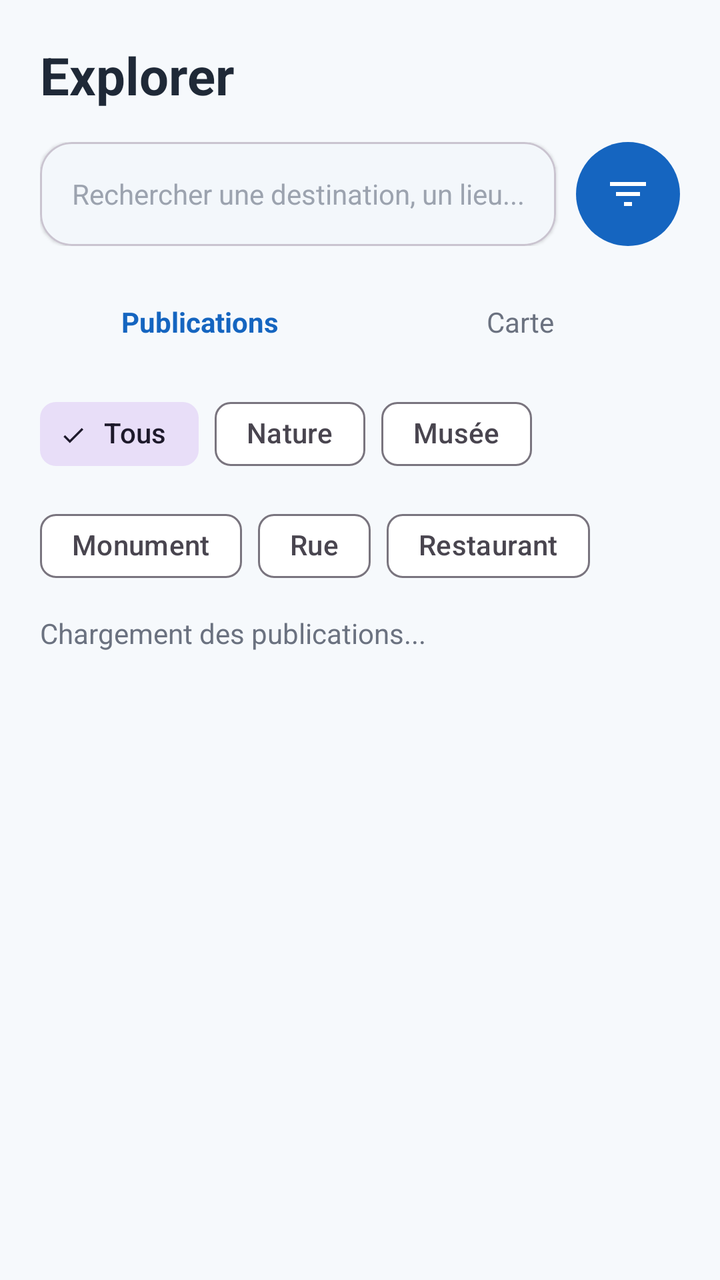
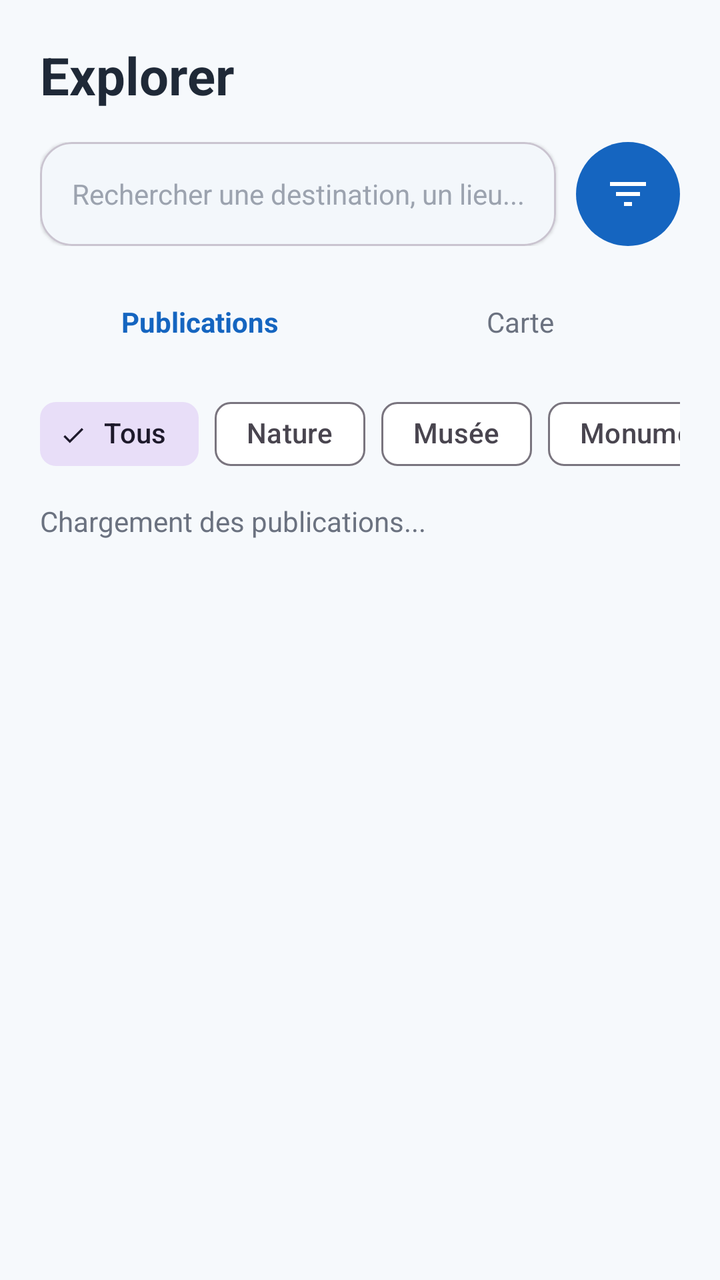

Screens rendered from an Android XML layout before and after an edit, with the pre-edit source and the edit as a unified diff.
<!-- AndroidManifest.xml: application theme Theme.Traveling -->
<!-- res/layout/fragment_search.xml -->
<?xml version="1.0" encoding="utf-8"?>
<LinearLayout xmlns:android="http://schemas.android.com/apk/res/android"
    xmlns:app="http://schemas.android.com/apk/res-auto"
    android:layout_width="match_parent"
    android:layout_height="match_parent"
    android:background="@color/travel_background"
    android:orientation="vertical"
    android:padding="20dp">

    <com.google.android.material.textview.MaterialTextView
        android:layout_width="match_parent"
        android:layout_height="wrap_content"
        android:text="Explorer"
        android:textColor="@color/travel_on_surface"
        android:textSize="26sp"
        android:textStyle="bold" />

    
    <LinearLayout
        android:layout_width="match_parent"
        android:layout_height="52dp"
        android:layout_marginTop="16dp"
        android:gravity="center_vertical"
        android:orientation="horizontal">

        <com.google.android.material.card.MaterialCardView
            android:layout_width="0dp"
            android:layout_height="match_parent"
            android:layout_weight="1"
            app:cardBackgroundColor="@color/travel_surface"
            app:cardCornerRadius="16dp"
            app:cardElevation="1dp">

            <com.google.android.material.textfield.TextInputEditText
                android:id="@+id/editTextSearch"
                android:layout_width="match_parent"
                android:layout_height="match_parent"
                android:background="@android:color/transparent"
                android:hint="Rechercher une destination, un lieu..."
                android:inputType="text"
                android:maxLines="1"
                android:paddingStart="16dp"
                android:paddingEnd="16dp"
                android:textColor="@color/travel_on_surface"
                android:textColorHint="#9CA3AF"
                android:textSize="14sp" />

        </com.google.android.material.card.MaterialCardView>

        <ImageButton
            android:id="@+id/buttonFilters"
            android:layout_width="52dp"
            android:layout_height="52dp"
            android:layout_marginStart="10dp"
            android:background="@drawable/bg_circle_primary"
            android:contentDescription="Filtres"
            android:padding="14dp"
            android:src="@drawable/ic_filter"
            app:tint="@android:color/white" />

    </LinearLayout>

    
    <LinearLayout
        android:layout_width="match_parent"
        android:layout_height="44dp"
        android:layout_marginTop="16dp"
        android:orientation="horizontal">

        <TextView
            android:id="@+id/tabPublications"
            android:layout_width="0dp"
            android:layout_height="match_parent"
            android:layout_weight="1"
            android:gravity="center"
            android:text="Publications"
            android:textColor="@color/travel_primary"
            android:textStyle="bold" />

        <TextView
            android:id="@+id/tabMap"
            android:layout_width="0dp"
            android:layout_height="match_parent"
            android:layout_weight="1"
            android:gravity="center"
            android:text="Carte"
            android:textColor="#6B7280" />

    </LinearLayout>

    <com.google.android.material.chip.ChipGroup
        android:id="@+id/chipGroupPlaceTypes"
        android:layout_width="match_parent"
        android:layout_height="wrap_content"
        android:layout_marginTop="10dp"
        app:singleSelection="true"
        app:selectionRequired="true">

        <com.google.android.material.chip.Chip
            android:id="@+id/chipAll"
            style="@style/Widget.Material3.Chip.Filter"
            android:layout_width="wrap_content"
            android:layout_height="wrap_content"
            android:checked="true"
            android:text="Tous" />

        <com.google.android.material.chip.Chip
            android:id="@+id/chipNature"
            style="@style/Widget.Material3.Chip.Filter"
            android:layout_width="wrap_content"
            android:layout_height="wrap_content"
            android:text="Nature" />

        <com.google.android.material.chip.Chip
            android:id="@+id/chipMuseum"
            style="@style/Widget.Material3.Chip.Filter"
            android:layout_width="wrap_content"
            android:layout_height="wrap_content"
            android:text="Musée" />

        <com.google.android.material.chip.Chip
            android:id="@+id/chipMonument"
            style="@style/Widget.Material3.Chip.Filter"
            android:layout_width="wrap_content"
            android:layout_height="wrap_content"
            android:text="Monument" />

        <com.google.android.material.chip.Chip
            android:id="@+id/chipStreet"
            style="@style/Widget.Material3.Chip.Filter"
            android:layout_width="wrap_content"
            android:layout_height="wrap_content"
            android:text="Rue" />

        <com.google.android.material.chip.Chip
            android:id="@+id/chipRestaurant"
            style="@style/Widget.Material3.Chip.Filter"
            android:layout_width="wrap_content"
            android:layout_height="wrap_content"
            android:text="Restaurant" />

    </com.google.android.material.chip.ChipGroup>

    <TextView
        android:id="@+id/textSearchStatus"
        android:layout_width="match_parent"
        android:layout_height="wrap_content"
        android:layout_marginTop="10dp"
        android:text="Chargement des publications..."
        android:textColor="#6B7280"
        android:textSize="14sp" />

    <androidx.recyclerview.widget.RecyclerView
        android:id="@+id/recyclerSearchPosts"
        android:layout_width="match_parent"
        android:layout_height="0dp"
        android:layout_marginTop="10dp"
        android:layout_weight="1"
        android:clipToPadding="false"
        android:paddingBottom="8dp" />

</LinearLayout>
<!-- resources referenced by this layout -->
<resources>
  <color name="travel_background">#F6F9FC</color>
  <color name="travel_on_surface">#1F2937</color>
  <color name="travel_primary">#1565C0</color>
  <color name="travel_surface">#FFFFFF</color>
  <!-- drawable bg_circle_primary (drawable) -->
  <?xml version="1.0" encoding="utf-8"?>
  <shape xmlns:android="http://schemas.android.com/apk/res/android"
      android:shape="oval">
  
      <solid android:color="@color/travel_primary" />
  
  </shape>
  <!-- drawable ic_filter (drawable) -->
  <vector xmlns:android="http://schemas.android.com/apk/res/android"
      android:width="24dp"
      android:height="24dp"
      android:viewportWidth="24"
      android:viewportHeight="24">
  
      <path
          android:fillColor="@android:color/white"
          android:pathData="M10,18h4v-2h-4v2zM3,6v2h18V6H3zM6,13h12v-2H6v2z" />
  </vector>
  <style name="Theme.Traveling" parent="Base.Theme.Traveling" />
  <style name="Base.Theme.Traveling" parent="Theme.Material3.DayNight.NoActionBar">
          <item name="colorPrimary">@color/travel_primary</item>
          <item name="colorOnPrimary">@color/travel_on_primary</item>
  
          <item name="colorSecondary">@color/travel_secondary</item>
          <item name="colorOnSecondary">@color/travel_on_secondary</item>
  
          <item name="colorTertiary">@color/travel_tertiary</item>
          <item name="colorOnTertiary">@color/travel_on_tertiary</item>
  
          <item name="android:colorBackground">@color/travel_background</item>
          <item name="colorSurface">@color/travel_surface</item>
          <item name="colorOnSurface">@color/travel_on_surface</item>
      </style>
  <color name="travel_on_primary">#FFFFFF</color>
  <color name="travel_secondary">#26A69A</color>
  <color name="travel_on_secondary">#FFFFFF</color>
  <color name="travel_tertiary">#FFB74D</color>
  <color name="travel_on_tertiary">#1F2937</color>
</resources>

<!-- the commit's change to res/layout/fragment_search.xml (unified diff, before → after) -->
@@ -88,58 +88,103 @@
 
     </LinearLayout>
 
-    <com.google.android.material.chip.ChipGroup
-        android:id="@+id/chipGroupPlaceTypes"
+    <HorizontalScrollView
         android:layout_width="match_parent"
         android:layout_height="wrap_content"
         android:layout_marginTop="10dp"
-        app:singleSelection="true"
-        app:selectionRequired="true">
-
-        <com.google.android.material.chip.Chip
-            android:id="@+id/chipAll"
-            style="@style/Widget.Material3.Chip.Filter"
+        android:clipToPadding="false"
+        android:overScrollMode="never"
+        android:scrollbars="none">
+
+        <com.google.android.material.chip.ChipGroup
+            android:id="@+id/chipGroupPlaceTypes"
             android:layout_width="wrap_content"
             android:layout_height="wrap_content"
-            android:checked="true"
-            android:text="Tous" />
-
-        <com.google.android.material.chip.Chip
-            android:id="@+id/chipNature"
-            style="@style/Widget.Material3.Chip.Filter"
-            android:layout_width="wrap_content"
-            android:layout_height="wrap_content"
-            android:text="Nature" />
-
-        <com.google.android.material.chip.Chip
-            android:id="@+id/chipMuseum"
-            style="@style/Widget.Material3.Chip.Filter"
-            android:layout_width="wrap_content"
-            android:layout_height="wrap_content"
-            android:text="Musée" />
-
-        <com.google.android.material.chip.Chip
-            android:id="@+id/chipMonument"
-            style="@style/Widget.Material3.Chip.Filter"
-            android:layout_width="wrap_content"
-            android:layout_height="wrap_content"
-            android:text="Monument" />
-
-        <com.google.android.material.chip.Chip
-            android:id="@+id/chipStreet"
-            style="@style/Widget.Material3.Chip.Filter"
-            android:layout_width="wrap_content"
-            android:layout_height="wrap_content"
-            android:text="Rue" />
-
-        <com.google.android.material.chip.Chip
-            android:id="@+id/chipRestaurant"
-            style="@style/Widget.Material3.Chip.Filter"
-            android:layout_width="wrap_content"
-            android:layout_height="wrap_content"
-            android:text="Restaurant" />
-
-    </com.google.android.material.chip.ChipGroup>
+            app:singleLine="true"
+            app:singleSelection="true"
+            app:selectionRequired="true">
+
+            <com.google.android.material.chip.Chip
+                android:id="@+id/chipAll"
+                style="@style/Widget.Material3.Chip.Filter"
+                android:layout_width="wrap_content"
+                android:layout_height="wrap_content"
+                android:checked="true"
+                android:text="Tous" />
+
+            <com.google.android.material.chip.Chip
+                android:id="@+id/chipNature"
+                style="@style/Widget.Material3.Chip.Filter"
+                android:layout_width="wrap_content"
+                android:layout_height="wrap_content"
+                android:text="Nature" />
+
+            <com.google.android.material.chip.Chip
+                android:id="@+id/chipMuseum"
+                style="@style/Widget.Material3.Chip.Filter"
+                android:layout_width="wrap_content"
+                android:layout_height="wrap_content"
+                android:text="Musée" />
+
+            <com.google.android.material.chip.Chip
+                android:id="@+id/chipMonument"
+                style="@style/Widget.Material3.Chip.Filter"
+                android:layout_width="wrap_content"
+                android:layout_height="wrap_content"
+                android:text="Monument" />
+
+            <com.google.android.material.chip.Chip
+                android:id="@+id/chipStreet"
+                style="@style/Widget.Material3.Chip.Filter"
+                android:layout_width="wrap_content"
+                android:layout_height="wrap_content"
+                android:text="Rue" />
+
+            <com.google.android.material.chip.Chip
+                android:id="@+id/chipRestaurant"
+                style="@style/Widget.Material3.Chip.Filter"
+                android:layout_width="wrap_content"
+                android:layout_height="wrap_content"
+                android:text="Restaurant" />
+
+            <com.google.android.material.chip.Chip
+                android:id="@+id/chipShop"
+                style="@style/Widget.Material3.Chip.Filter"
+                android:layout_width="wrap_content"
+                android:layout_height="wrap_content"
+                android:text="Magasin" />
+
+            <com.google.android.material.chip.Chip
+                android:id="@+id/chipBeach"
+                style="@style/Widget.Material3.Chip.Filter"
+                android:layout_width="wrap_content"
+                android:layout_height="wrap_content"
+                android:text="Plage" />
+
+            <com.google.android.material.chip.Chip
+                android:id="@+id/chipMountain"
+                style="@style/Widget.Material3.Chip.Filter"
+                android:layout_width="wrap_content"
+                android:layout_height="wrap_content"
+                android:text="Montagne" />
+
+            <com.google.android.material.chip.Chip
+                android:id="@+id/chipCity"
+                style="@style/Widget.Material3.Chip.Filter"
+                android:layout_width="wrap_content"
+                android:layout_height="wrap_content"
+                android:text="Ville" />
+
+            <com.google.android.material.chip.Chip
+                android:id="@+id/chipOther"
+                style="@style/Widget.Material3.Chip.Filter"
+                android:layout_width="wrap_content"
+                android:layout_height="wrap_content"
+                android:text="Autre" />
+
+        </com.google.android.material.chip.ChipGroup>
+
+    </HorizontalScrollView>
 
     <TextView
         android:id="@+id/textSearchStatus"
